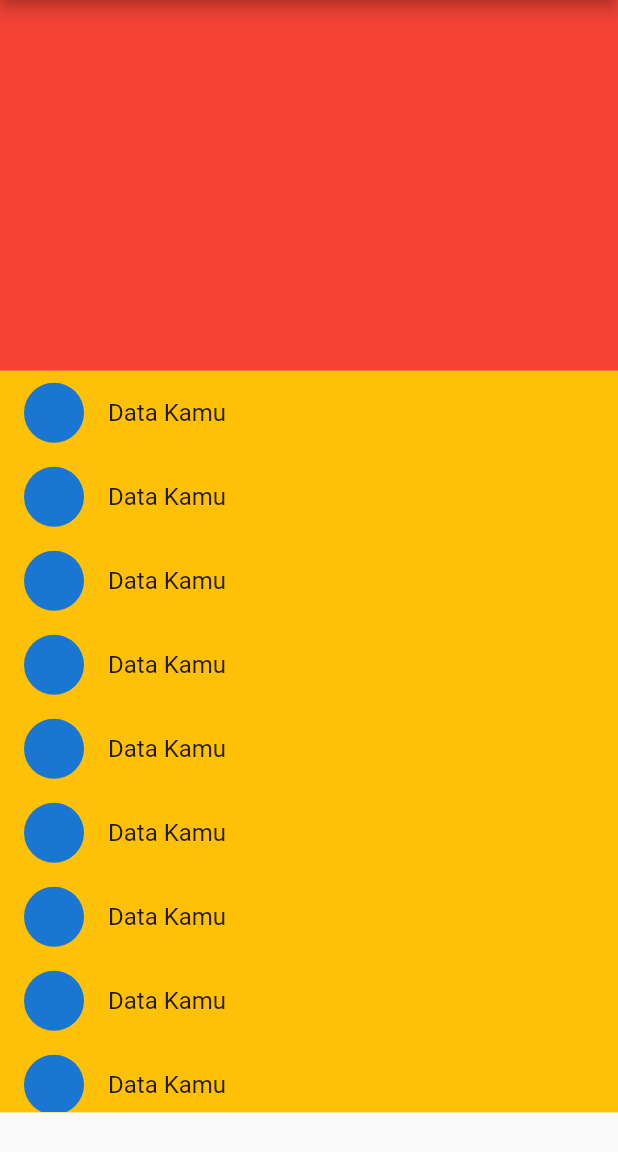
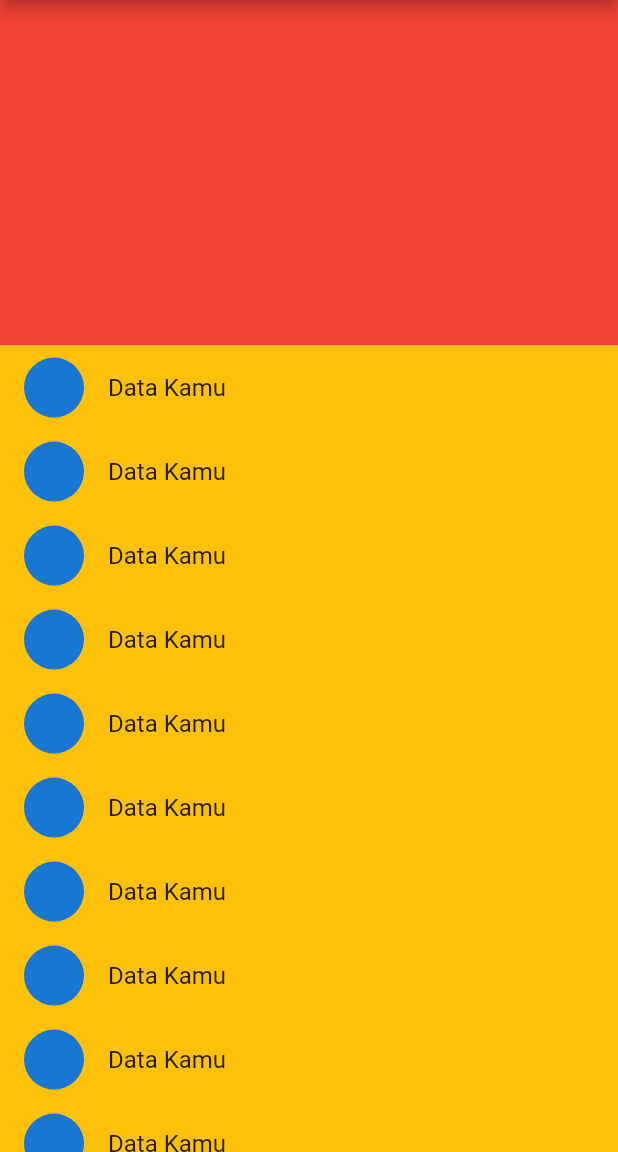
Before and after one commit to Kerta24/BelajarResponsiveAppFlutter, a Flutter app: the screen it shows after launch, on a phone screen of 412 x 824 dp, the part 84-1236 px from its top. Run offline on Flutter 3.47's test engine with Material 2 defaults, Android fonts, the phone set to English and light mode, and no system bars.

Commit message:
memperbaiki ukuran GridViewHeight, dan GridViewWidth agar lebih terlihat perbedaanya

```diff
--- a/lib/main.dart
+++ b/lib/main.dart
@@ -46,11 +46,11 @@ class Landing extends StatelessWidget {
                         Container(
                           color: Colors.red,
                           width: mediaQueryWidth,
-                          height: mediaQueryHeight * 0.4,
+                          height: bodyHeigt * 0.5,
                         ),
                         Container(
                           // margin: EdgeInsets.all(40),
-                          height: mediaQueryHeight * 0.4,
+                          height: bodyHeigt * 0.5,
                           color: Colors.amber,
                           child: GridView.builder(
                               gridDelegate:
@@ -72,11 +72,11 @@ class Landing extends StatelessWidget {
                         Container(
                           color: Colors.red,
                           width: mediaQueryWidth,
-                          height: mediaQueryHeight * 0.3,
+                          height: bodyHeigt * 0.3,
                         ),
                         Container(
                           // margin: EdgeInsets.all(40),
-                          height: mediaQueryHeight * 0.6,
+                          height: bodyHeigt * 0.7,
                           color: Colors.amber,
                           child: ListView.builder(
                               itemCount: 100,
```
